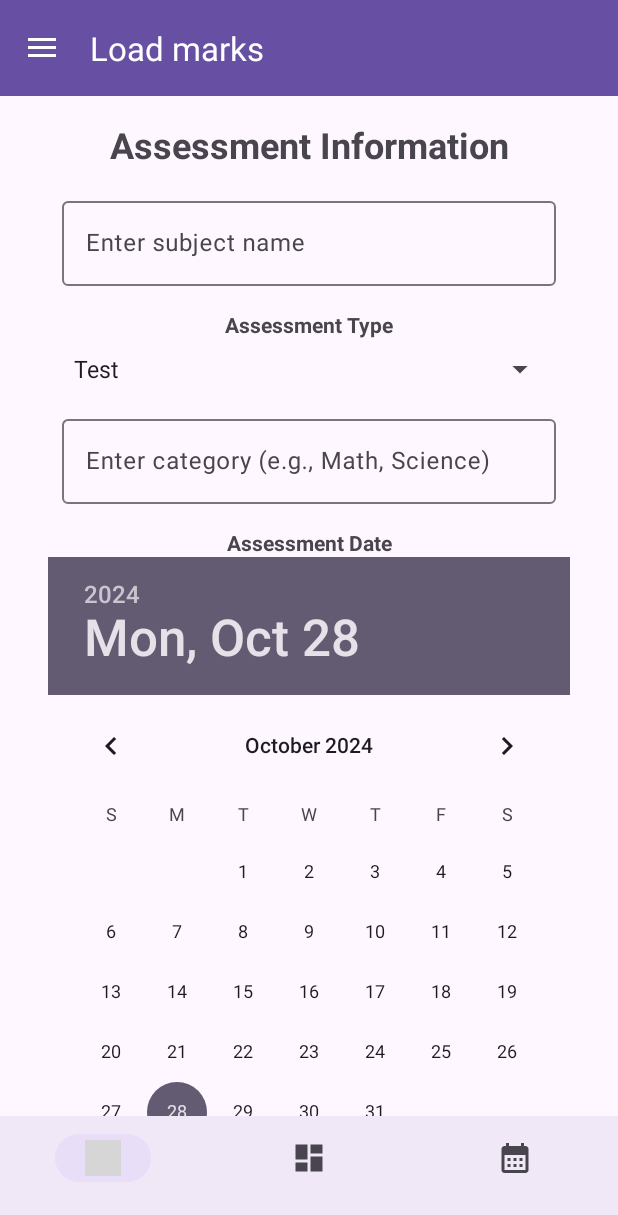
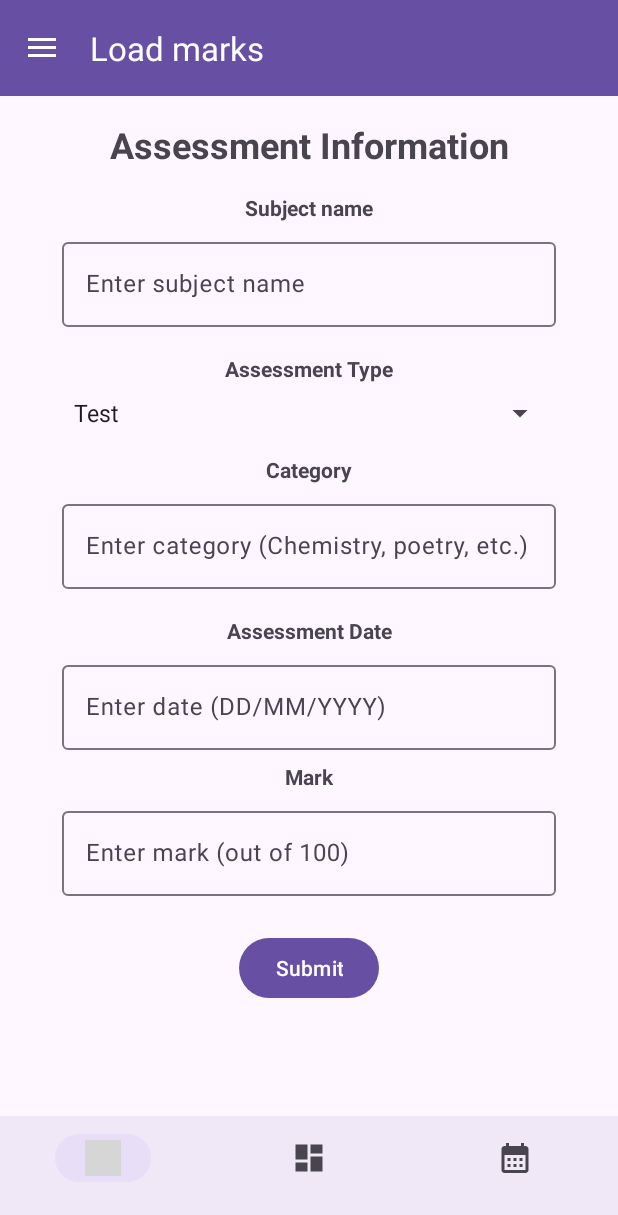
Before and after one commit to Nqobile-08/WeRTutors-Mobile-App, an Android app: the fragment LoadMarksFragment placed in its activity, on a phone screen of 412 x 824 dp. Shown: the top 1215 px of the screen. Run offline under Robolectric (Android 15) with nearby library versions, the phone set to English and light mode, and no system bars; our stand-ins replace Firebase (no records; nobody signed in at launch, a user with empty details on screens opened directly); 2 statements that could not run were skipped; grey boxes are pictures that could not be loaded.

Commit message:
fixed display marks

```diff
--- a/app/src/main/res/layout/fragment_load_marks.xml
+++ b/app/src/main/res/layout/fragment_load_marks.xml
@@ -17,13 +17,23 @@
         app:layout_constraintStart_toStartOf="parent"
         app:layout_constraintEnd_toEndOf="parent" />
 
+    <TextView
+        android:id="@+id/tvSubjectTitle"
+        android:layout_width="wrap_content"
+        android:layout_height="wrap_content"
+        android:text="Subject name"
+        android:textStyle="bold"
+        android:layout_marginTop="16dp"
+        app:layout_constraintTop_toBottomOf="@+id/tvReviewTitle"
+        app:layout_constraintStart_toStartOf="parent"
+        app:layout_constraintEnd_toEndOf="parent" />
     <!-- Subject Name Input -->
     <com.google.android.material.textfield.TextInputLayout
         android:id="@+id/subjectInputLayout"
         android:layout_width="0dp"
         android:layout_height="wrap_content"
-        android:layout_marginTop="16dp"
-        app:layout_constraintTop_toBottomOf="@id/tvReviewTitle"
+        android:layout_marginTop="8dp"
+        app:layout_constraintTop_toBottomOf="@id/tvSubjectTitle"
         app:layout_constraintStart_toStartOf="parent"
         app:layout_constraintEnd_toEndOf="parent"
         app:layout_constraintWidth_percent="0.8">
@@ -42,7 +52,7 @@
         android:layout_height="wrap_content"
         android:text="Assessment Type"
         android:textStyle="bold"
-        android:layout_marginTop="16dp"
+        android:layout_marginTop="18dp"
         app:layout_constraintTop_toBottomOf="@id/subjectInputLayout"
         app:layout_constraintStart_toStartOf="parent"
         app:layout_constraintEnd_toEndOf="parent" />
@@ -57,13 +67,23 @@
         app:layout_constraintEnd_toEndOf="parent"
         app:layout_constraintWidth_percent="0.8" />
 
+    <TextView
+        android:id="@+id/tvCategoryTitle"
+        android:layout_width="wrap_content"
+        android:layout_height="wrap_content"
+        android:text="Category"
+        android:textStyle="bold"
+        android:layout_marginTop="16dp"
+        app:layout_constraintTop_toBottomOf="@+id/spinnerAssessmentType"
+        app:layout_constraintStart_toStartOf="parent"
+        app:layout_constraintEnd_toEndOf="parent" />
     <!-- Category Input -->
     <com.google.android.material.textfield.TextInputLayout
         android:id="@+id/categoryInputLayout"
         android:layout_width="0dp"
         android:layout_height="wrap_content"
-        android:layout_marginTop="16dp"
-        app:layout_constraintTop_toBottomOf="@id/spinnerAssessmentType"
+        android:layout_marginTop="8dp"
+        app:layout_constraintTop_toBottomOf="@id/tvCategoryTitle"
         app:layout_constraintStart_toStartOf="parent"
         app:layout_constraintEnd_toEndOf="parent"
         app:layout_constraintWidth_percent="0.8">
@@ -72,7 +92,7 @@
             android:id="@+id/etCategory"
             android:layout_width="match_parent"
             android:layout_height="wrap_content"
-            android:hint="Enter category (e.g., Math, Science)" />
+            android:hint="Enter category (Chemistry, poetry, etc.)" />
     </com.google.android.material.textfield.TextInputLayout>
 
     <!-- Date of Assessment -->
@@ -82,7 +102,7 @@
         android:layout_height="wrap_content"
         android:text="Assessment Date"
         android:textStyle="bold"
-        android:layout_marginTop="16dp"
+        android:layout_marginTop="18dp"
         app:layout_constraintTop_toBottomOf="@id/categoryInputLayout"
         app:layout_constraintStart_toStartOf="parent"
         app:layout_constraintEnd_toEndOf="parent" />
@@ -109,8 +129,8 @@
         android:id="@+id/markInputLayout"
         android:layout_width="0dp"
         android:layout_height="wrap_content"
-        android:layout_marginTop="16dp"
-        app:layout_constraintTop_toBottomOf="@id/dpDate"
+        android:layout_marginTop="8dp"
+        app:layout_constraintTop_toBottomOf="@id/tvMarkTitle"
         app:layout_constraintStart_toStartOf="parent"
         app:layout_constraintEnd_toEndOf="parent"
         app:layout_constraintWidth_percent="0.8">
@@ -125,16 +145,17 @@
 
     </com.google.android.material.textfield.TextInputLayout>
 
-    <DatePicker
-        android:id="@+id/dpDate"
+    <TextView
+        android:id="@+id/tvMarkTitle"
         android:layout_width="wrap_content"
         android:layout_height="wrap_content"
-        app:layout_constraintWidth_percent="0.8"
-        app:layout_constraintHeight="0.8"
-        app:layout_constraintTop_toBottomOf="@+id/tvAssessmentDate"
+        android:text="Mark"
+        android:textStyle="bold"
+        android:layout_marginTop="8dp"
+        app:layout_constraintTop_toBottomOf="@+id/dateInputLayout"
         app:layout_constraintStart_toStartOf="parent"
-        app:layout_constraintEnd_toEndOf="parent"/>
-    <!-- Submit Button -->
+        app:layout_constraintEnd_toEndOf="parent" />
+
     <Button
         android:id="@+id/btnSubmitAssessment"
         android:layout_width="wrap_content"
```
Also changed, not shown: app/src/main/java/com/ratjatji/eskhathinitutors/DisplayMarksFragment.kt (+18 -7 lines), app/src/main/res/layout/activity_login.xml (+10 -6 lines), app/src/main/res/layout/activity_tutor_expanded.xml (+23 -24 lines).
